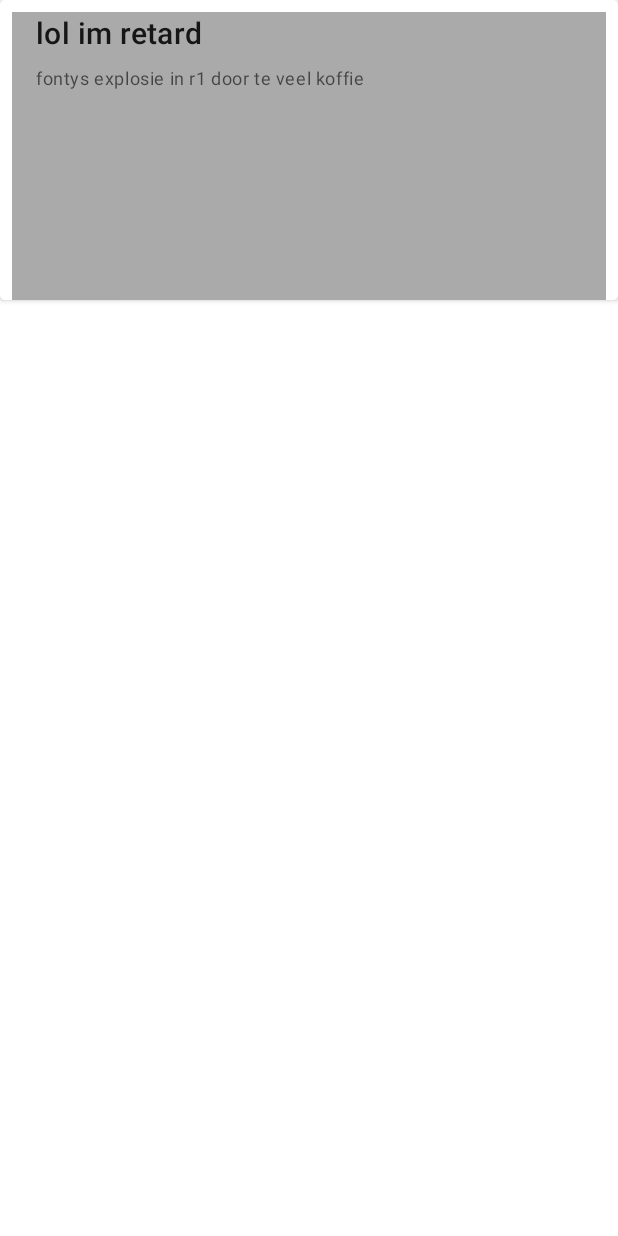
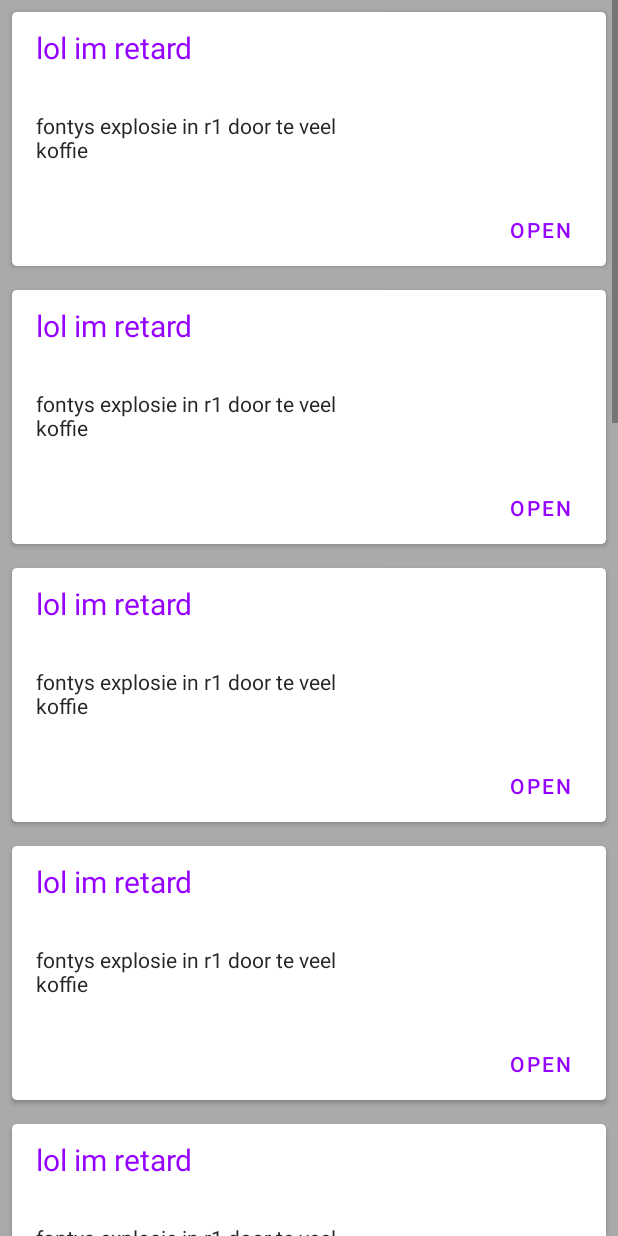
Before and after one commit to aLoneWitness/app-studybuddy, an Android app: the NewsActivity screen opened directly, with no data from a screen before it, on a phone screen of 412 x 824 dp. Run offline under Robolectric (Android 15) with nearby library versions, the phone set to English and light mode, and no system bars.

Commit message:
Streamlined design across card activities.

```diff
--- a/app/src/main/java/nl/niekvangogh/studybuddy/NewsActivity.java
+++ b/app/src/main/java/nl/niekvangogh/studybuddy/NewsActivity.java
@@ -33,6 +33,19 @@
         recyclerView.setAdapter(adapter);
 
         addNewsItem("lol im retard", "fontys explosie in r1 door te veel koffie");
+        addNewsItem("lol im retard", "fontys explosie in r1 door te veel koffie");
+        addNewsItem("lol im retard", "fontys explosie in r1 door te veel koffie");
+        addNewsItem("lol im retard", "fontys explosie in r1 door te veel koffie");
+        addNewsItem("lol im retard", "fontys explosie in r1 door te veel koffie");
+        addNewsItem("lol im retard", "fontys explosie in r1 door te veel koffie");
+        addNewsItem("lol im retard", "fontys explosie in r1 door te veel koffie");
+        addNewsItem("lol im retard", "fontys explosie in r1 door te veel koffie");
+        addNewsItem("lol im retard", "fontys explosie in r1 door te veel koffie");
+        addNewsItem("lol im retard", "fontys explosie in r1 door te veel koffie");
+        addNewsItem("lol im retard", "fontys explosie in r1 door te veel koffie");
+        addNewsItem("lol im retard", "fontys explosie in r1 door te veel koffie");
+        addNewsItem("lol im retard", "fontys explosie in r1 door te veel koffie");
+
     }
 
     public void addNewsItem(String title, String description){
--- a/app/src/main/res/layout/activity_news.xml
+++ b/app/src/main/res/layout/activity_news.xml
@@ -4,7 +4,9 @@
     xmlns:tools="http://schemas.android.com/tools"
     android:layout_width="match_parent"
     android:layout_height="match_parent"
+    android:background="@android:color/darker_gray"
     tools:context=".NewsActivity">
+
 
     <androidx.recyclerview.widget.RecyclerView
         android:id="@+id/recyclerview_newsitems"
--- a/app/src/main/res/layout/news_carditem.xml
+++ b/app/src/main/res/layout/news_carditem.xml
@@ -1,42 +1,51 @@
 <?xml version="1.0" encoding="utf-8"?>
-<com.google.android.material.card.MaterialCardView
-    xmlns:android="http://schemas.android.com/apk/res/android"
-    xmlns:tools="http://schemas.android.com/tools"
+<com.google.android.material.card.MaterialCardView xmlns:android="http://schemas.android.com/apk/res/android"
     android:layout_width="match_parent"
-    android:layout_height="200dp"
+    android:layout_height="wrap_content"
     android:background="@android:color/darker_gray"
+    android:layout_marginLeft="@dimen/material_card_spacing"
+    android:layout_marginTop="@dimen/material_card_spacing"
+    android:layout_marginRight="@dimen/material_card_spacing"
+    android:layout_margin="@dimen/material_card_spacing"
     xmlns:app="http://schemas.android.com/apk/res-auto"
     app:cardCornerRadius="3dp"
     app:cardElevation="2dp">
-    <androidx.constraintlayout.widget.ConstraintLayout
+
+    <TextView
+        android:id="@+id/card_description"
+        android:layout_width="224dp"
+        android:layout_height="95dp"
+        android:layout_marginStart="16dp"
+        android:layout_marginTop="66dp"
+        android:layout_marginEnd="8dp"
+        android:layout_marginBottom="8dp"
+        android:text=""
+        android:textColor="@color/colorPrimaryText"
+        />
+
+    <com.google.android.material.button.MaterialButton
+        android:id="@+id/cardOpenButton"
+        style="@style/Widget.MaterialComponents.Button.TextButton"
+        android:layout_width="wrap_content"
+        android:layout_height="wrap_content"
+        android:layout_gravity="end|bottom"
+        android:layout_marginEnd="0dp"
+        android:text="@string/defaultOpenButton" />
+
+    <LinearLayout
         android:layout_width="match_parent"
-        android:layout_height="200dp"
-        android:background="@android:color/darker_gray"
-        android:layout_marginTop="8dp"
-        android:layout_marginStart="8dp"
-        android:layout_marginEnd="8dp">
-
+        android:layout_height="49dp"
+        android:orientation="vertical">
 
         <TextView
             android:id="@+id/card_title"
-            android:layout_width="wrap_content"
+            android:layout_width="match_parent"
             android:layout_height="wrap_content"
             android:layout_marginStart="16dp"
-            android:layout_marginTop="16dp"
-            android:text="Title goes here"
-            style="@style/TextAppearance.MaterialComponents.Headline6"
-            app:layout_constraintStart_toStartOf="parent" />
-
-        <TextView
-            android:id="@+id/card_description"
-            android:layout_width="wrap_content"
-            android:layout_height="wrap_content"
-            android:layout_marginTop="8dp"
-            android:text="Subtitle goes here"
-            style="@style/TextAppearance.MaterialComponents.Caption"
-            app:layout_constraintStart_toStartOf="@+id/card_title"
-            app:layout_constraintTop_toBottomOf="@+id/card_title" />
-
-    </androidx.constraintlayout.widget.ConstraintLayout>
+            android:layout_marginTop="10dp"
+            android:textColor="@color/colorPrimary"
+            android:textSize="20sp"
+            android:text="News Item" />
+    </LinearLayout>
 
 </com.google.android.material.card.MaterialCardView>
```
